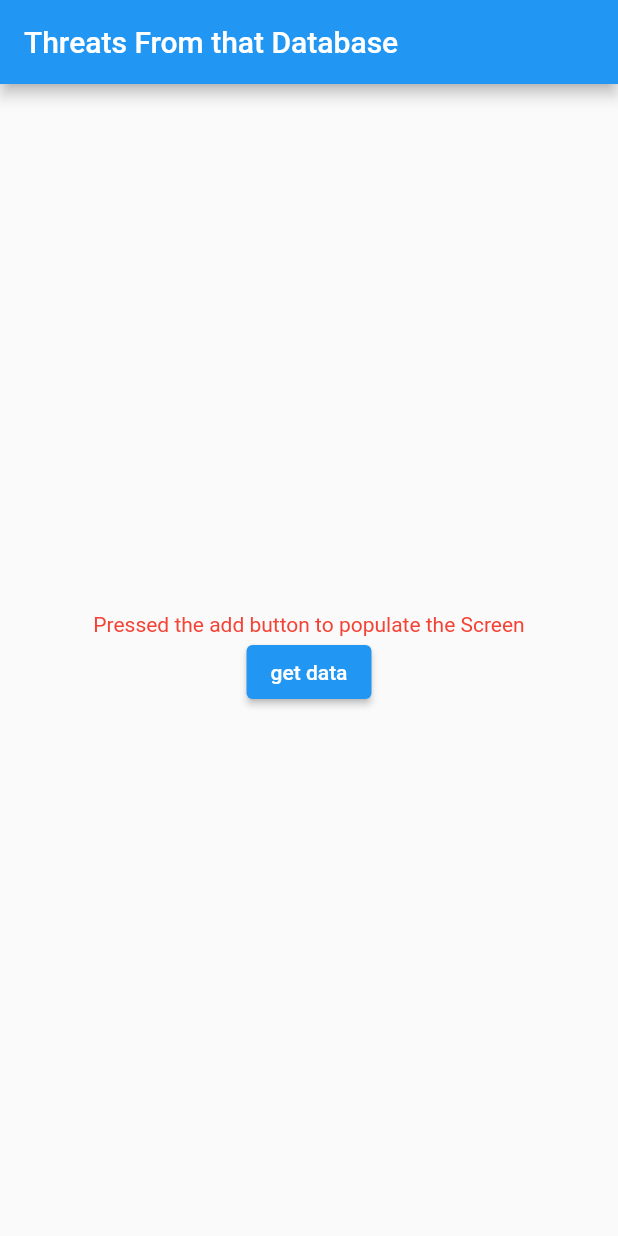
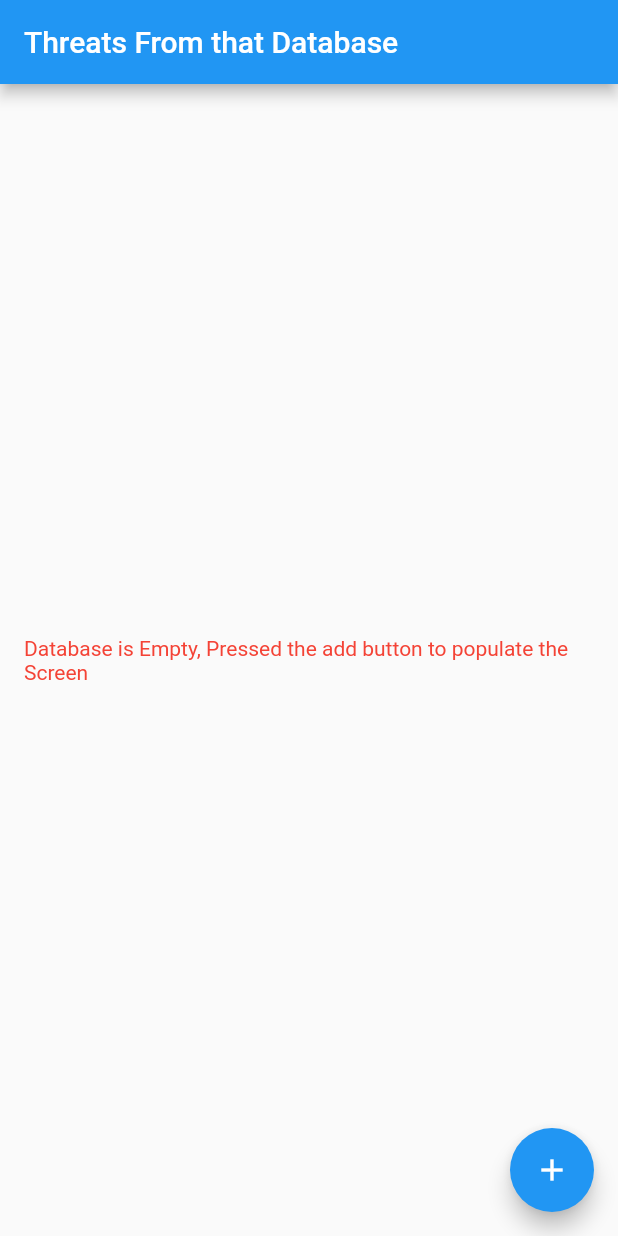
Before and after one commit to nosadaniel/localstorage-demo, a Flutter app: the screen it shows after launch, on a phone screen of 412 x 824 dp. Run offline on Flutter 3.47's test engine with Material 2 defaults, Android fonts, the phone set to English and light mode, and no system bars; our stand-ins replace sqflite; missing offline and left inert: geiger_localstorage; accounts and stored records are empty.

```diff
--- a/example/lib/main.dart
+++ b/example/lib/main.dart
@@ -1,6 +1,10 @@
-import 'package:example/controllers/demo_controller.dart';
+import 'dart:developer';
+
+import 'package:example/model/threat.dart';
 import 'package:flutter/material.dart';
-import 'package:get/get.dart';
+import 'package:geiger_localstorage/geiger_localstorage.dart';
+import 'package:path/path.dart';
+import 'package:sqflite/sqflite.dart';
 
 void main() {
   WidgetsFlutterBinding.ensureInitialized();
@@ -17,16 +21,74 @@ class MyApp extends StatelessWidget {
       theme: ThemeData(
         primarySwatch: Colors.blue,
       ),
-      home: Demo(title: 'Threats From that Database'),
+      home: const MyHomePage(title: 'Threats From that Database'),
     );
   }
 }
 
-class Demo extends StatelessWidget {
-  Demo({Key? key, required this.title}) : super(key: key);
+class MyHomePage extends StatefulWidget {
+  const MyHomePage({Key? key, required this.title}) : super(key: key);
 
   final String title;
-  final DemoController _demoController = Get.put(DemoController());
+
+  @override
+  State<MyHomePage> createState() => _MyHomePageState();
+}
+
+class _MyHomePageState extends State<MyHomePage> {
+  List<Threat> threats = <Threat>[];
+  StorageController? controller;
+
+  CreateNodeAndNodeValue createNodeAndNodeValue = CreateNodeAndNodeValue();
+  Map<String, String> threatMap = {
+    "80efffaf-98a1-4e0a-8f5e-gr89388350ma": "Malware",
+    "80efffaf-98a1-4e0a-8f5e-gr89388351wb": "Web-based threats",
+    "80efffaf-98a1-4e0a-8f5e-gr89388352ph": "phishing",
+    "80efffaf-98a1-4e0a-8f5e-gr89388353wa": "Web application threats"
+  };
+
+  void populateDatabase() {
+    try {
+      createNodeAndNodeValue.addThreatMap(threatMap);
+      createNodeAndNodeValue.populateGlobalThreatsNode(controller!);
+    } catch (e) {
+      log("controller late test: $e");
+      //controller = GenericController('uiTest1', DummyMapper());
+    }
+  }
+
+  void getThreatFromDataBase() {
+    log(createNodeAndNodeValue.getThreats(controller!).toString());
+    setState(() {
+      threats = createNodeAndNodeValue.getThreats(controller!);
+    });
+    log(threats.length.toString());
+  }
+
+  void initDatabase() async {
+    //create path for database file
+    String dbPath = join(await getDatabasesPath(), 'doggie_database.db');
+    //using dummyMapper
+    //controller = GenericController('uiTest1', DummyMapper());
+    //using persistent database
+    controller = GenericController('uiTest2', SqliteMapper(dbPath));
+    log(dbPath.toString());
+    populateDatabase();
+  }
+
+  @override
+  void initState() {
+    initDatabase();
+    super.initState();
+  }
+
+  @override
+  void dispose() {
+    //close database connection
+    controller!.close();
+    super.dispose();
+  }
+
   // build the ui
   @override
   Widget build(BuildContext context) {
@@ -34,47 +96,31 @@ class Demo extends StatelessWidget {
 
     return Scaffold(
       appBar: AppBar(
-        title: Text(title),
+        title: Text(widget.title),
       ),
-      body: Obx(() {
-        return _demoController.threats.isEmpty
-            ? Center(
-                child: Column(
-                  mainAxisAlignment: MainAxisAlignment.center,
-                  children: [
-                    const Text(
-                      "Pressed the add button to populate the Screen",
+      body: threats.isEmpty
+          ? const Padding(
+              padding: EdgeInsets.all(16.0),
+              child: Center(
+                  child: Text(
+                "Database is Empty, Pressed the add button to populate the Screen",
                 style: TextStyle(color: Colors.red),
-                    ),
-                    ElevatedButton(
-                      onPressed: _demoController.getThreatFromDataBase,
-                      child: const Text("get data"),
-                    ),
-                  ],
-                ),
+                softWrap: true,
+              )),
             )
-            : Padding(
-                padding: const EdgeInsets.all(8.0),
-                child: Column(
-                  children: [
-                    Expanded(
-                      child: ListView.builder(
+          : ListView.builder(
               itemBuilder: (BuildContext context, int index) {
-                            return Card(
-                              child: ListTile(
-                                subtitle:
-                                    Text(_demoController.threats[index].name),
-                                title: Text(
-                                    "ID: ${_demoController.threats[index].threatId}"),
-                              ),
+                return ListTile(
+                  subtitle: Text(threats[index].name),
+                  title: Text("ID: ${threats[index].threatId}"),
                 );
               },
-                          itemCount: _demoController.threats.length),
+              itemCount: threats.length),
+      floatingActionButton: FloatingActionButton(
+        onPressed: getThreatFromDataBase,
+        tooltip: 'CreateNode',
+        child: const Icon(Icons.add),
       ),
-                  ],
-                ),
-              );
-      }),
     );
   }
 }
--- a/example/pubspec.yaml
+++ b/example/pubspec.yaml
@@ -37,7 +37,6 @@ dependencies:
   geiger_localstorage: ^0.5.1
   sqlite3_flutter_libs: ^0.5.1
   sqflite: ^2.0.0+4
-  get: ^4.3.8
 
 dev_dependencies:
   flutter_test:
```
Also changed, not shown: example/lib/controllers/demo_controller.dart (deleted, +0 -56 lines), example/lib/model/threat.dart (+9 -13 lines), example/pubspec.lock. Lines whose indentation alone changed are shown as unchanged.
